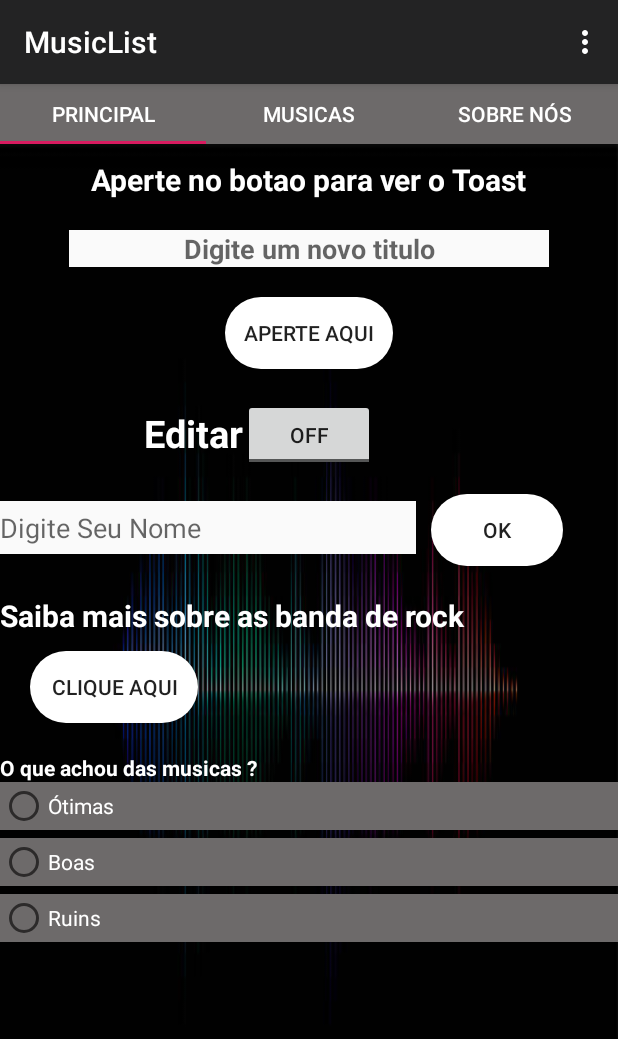
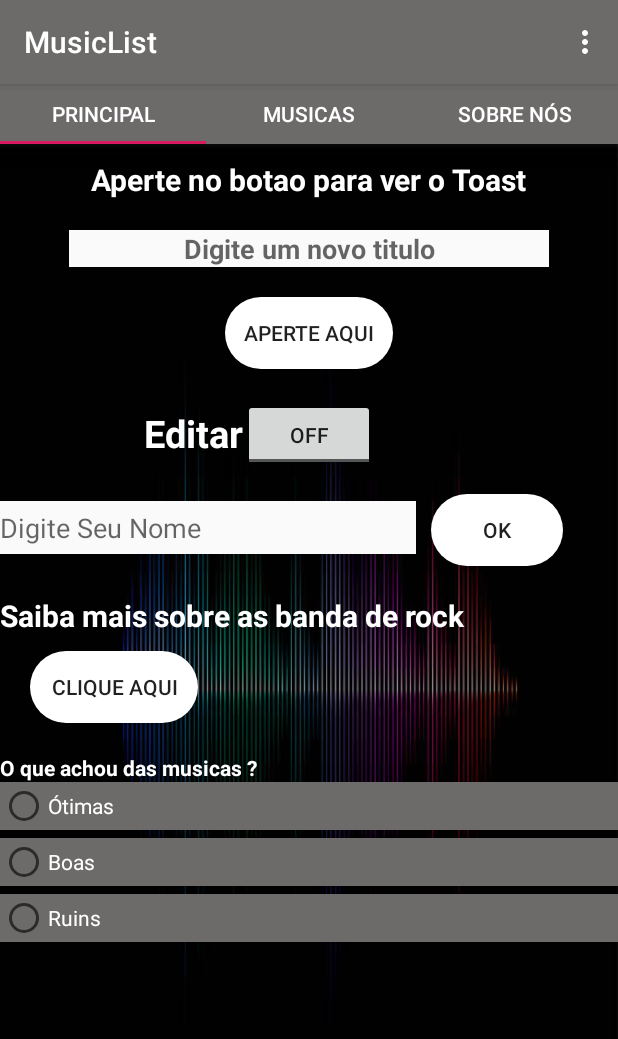
Before and after one commit to WemersonDamasceno/MusicPlayer_Mobile_Trab_01, an Android app: the screen it shows after launch (MainActivity), on a phone screen of 412 x 824 dp. Shown: the top 1039 px of the screen. Run offline under Robolectric (Android 15) with nearby library versions, the phone set to English and light mode, and no system bars.

```diff
--- a/app/src/main/AndroidManifest.xml
+++ b/app/src/main/AndroidManifest.xml
@@ -5,7 +5,7 @@
 
     <application
         android:allowBackup="true"
-        android:icon="@mipmap/ic_launcher"
+        android:icon="@drawable/ic_icone"
         android:label="@string/app_name"
         android:roundIcon="@mipmap/ic_launcher_round"
         android:supportsRtl="true"
--- a/app/src/main/java/com/example/trab_01/views/MainActivity.java
+++ b/app/src/main/java/com/example/trab_01/views/MainActivity.java
@@ -56,7 +56,7 @@ public class MainActivity extends AppCompatActivity {
 
         //teste para mudar a cor do actionBar
         ActionBar bar = getSupportActionBar();
-        bar.setBackgroundDrawable(new ColorDrawable(Color.parseColor("#232324")));
+        bar.setBackgroundDrawable(new ColorDrawable(Color.parseColor("#FF6D6A6A")));
 
 
 
```
